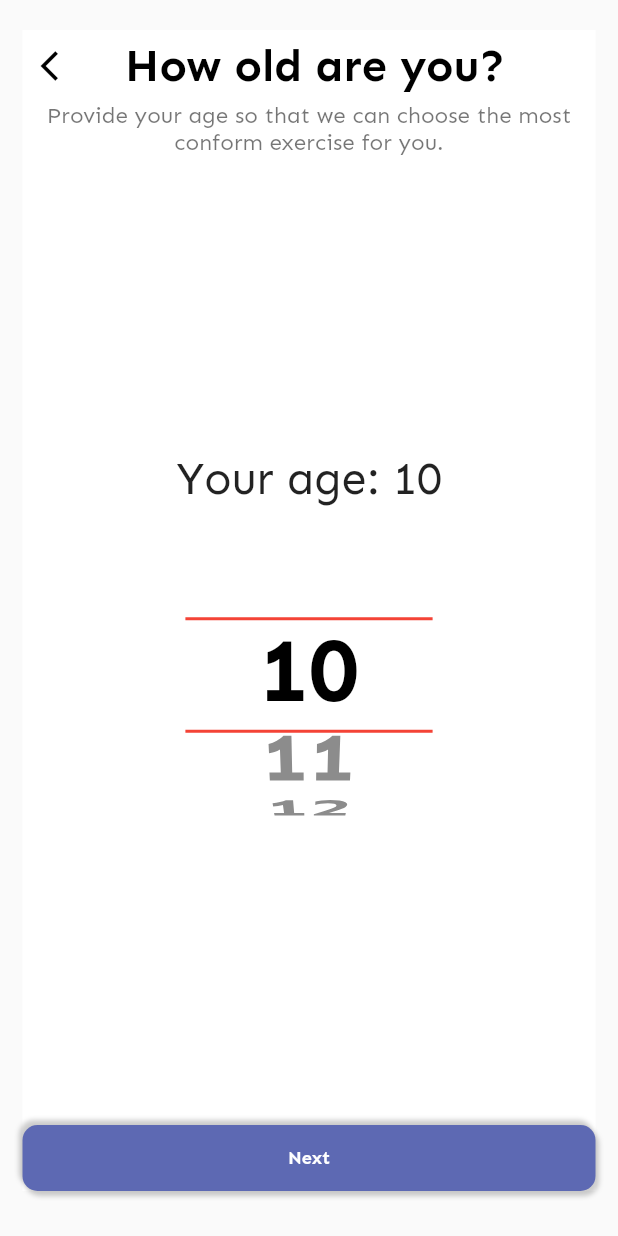
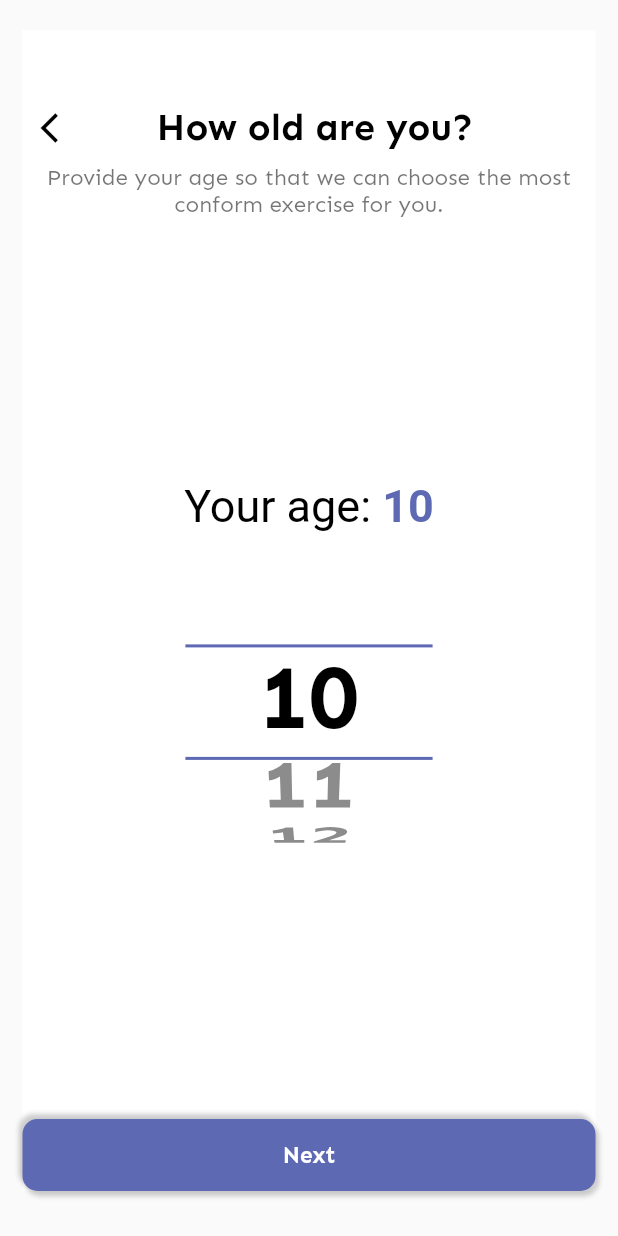
Before and after one commit to nguyenminhhung2011/GHealth, a Flutter app: the GetOldScreen screen opened by its route, on a phone screen of 412 x 824 dp. Run offline on Flutter 3.47's test engine with Material 2 defaults, Android fonts, the phone set to English and light mode, and no system bars; our stand-ins replace cloud_firestore, firebase_auth, firebase_core, firebase_storage, get; missing offline and left inert: dart:ffi; accounts and stored records are empty.

Commit message:
Fix Text and color all pages

```diff
--- a/lib/apps/global_widgets/buttonMain.dart
+++ b/lib/apps/global_widgets/buttonMain.dart
@@ -39,7 +39,7 @@ class ButtonDesign extends StatelessWidget {
           style: TextStyle(
             color: Colors.white,
             fontWeight: FontWeight.bold,
-            fontSize: 12,
+            fontSize: 15,
           ),
         ),
       ),
--- a/lib/apps/global_widgets/passwordField.dart
+++ b/lib/apps/global_widgets/passwordField.dart
@@ -26,16 +26,16 @@ class _PasswordFieldState extends State<PasswordField> {
       keyboardType: TextInputType.emailAddress,
       obscureText: checkShow,
       style: TextStyle(
-          color: Colors.black, fontSize: 10, fontWeight: FontWeight.bold),
+          color: Colors.black, fontSize: 15, fontWeight: FontWeight.bold),
       decoration: InputDecoration(
         labelStyle: TextStyle(
             color: AppColors.primaryColor, fontWeight: FontWeight.bold),
         labelText: widget.labelText,
         hintText: widget.hintText,
-        hintStyle: TextStyle(color: Colors.grey, fontSize: 10),
+        hintStyle: TextStyle(color: Colors.grey, fontSize: 15),
         contentPadding: const EdgeInsets.symmetric(
           horizontal: 20,
-          vertical: 10,
+          vertical: 15,
         ),
         enabledBorder: OutlineInputBorder(
           borderRadius: BorderRadius.circular(10),
--- a/lib/apps/global_widgets/texField.dart
+++ b/lib/apps/global_widgets/texField.dart
@@ -22,16 +22,16 @@ class TextFormFieldDesgin extends StatelessWidget {
       keyboardType: TextInputType.emailAddress,
       obscureText: false,
       style: TextStyle(
-          color: Colors.black, fontSize: 10, fontWeight: FontWeight.bold),
+          color: Colors.black, fontSize: 15, fontWeight: FontWeight.bold),
       decoration: InputDecoration(
         labelStyle: TextStyle(
             color: AppColors.primaryColor, fontWeight: FontWeight.bold),
         labelText: labelText,
         hintText: hintText,
-        hintStyle: TextStyle(color: Colors.grey, fontSize: 10),
+        hintStyle: TextStyle(color: Colors.grey, fontSize: 15),
         contentPadding: const EdgeInsets.symmetric(
           horizontal: 20,
-          vertical: 10,
+          vertical: 15,
         ),
         enabledBorder: OutlineInputBorder(
           borderRadius: BorderRadius.circular(10),
--- a/lib/apps/pages/LogInScreen/signUpScreen.dart
+++ b/lib/apps/pages/LogInScreen/signUpScreen.dart
@@ -112,7 +112,7 @@ class SignUpScreen extends StatelessWidget {
                           style: TextStyle(
                             color: Colors.white,
                             fontWeight: FontWeight.bold,
-                            fontSize: 10,
+                            fontSize: 15,
                           ),
                         ),
                       ),
--- a/lib/apps/pages/basic_info_screen/get_old_screen.dart
+++ b/lib/apps/pages/basic_info_screen/get_old_screen.dart
@@ -3,6 +3,7 @@ import 'package:flutter/material.dart';
 import '../../global_widgets/buttonMain.dart';
 import 'package:get/get.dart';
 import '../../routes/routeName.dart';
+import '../../template/misc/colors.dart';
 
 class GetOldScreen extends StatefulWidget {
   const GetOldScreen({Key? key}) : super(key: key);
@@ -29,6 +30,7 @@ class _GetOldScreenState extends State<GetOldScreen> {
         child: Column(
           crossAxisAlignment: CrossAxisAlignment.center,
           children: [
+            SizedBox(height: heightDevice / 20),
             Row(
               children: [
                 IconButton(
@@ -44,7 +46,10 @@ class _GetOldScreenState extends State<GetOldScreen> {
                     alignment: Alignment.center,
                     child: Text(
                       'How old are you?',
-                      style: Theme.of(context).textTheme.headline4,
+                      style: Theme.of(context)
+                          .textTheme
+                          .headline4!
+                          .copyWith(fontSize: 25),
                       textAlign: TextAlign.center,
                     ),
                   ),
@@ -62,12 +67,19 @@ class _GetOldScreenState extends State<GetOldScreen> {
                 children: [
                   Container(
                     margin: const EdgeInsets.only(bottom: 10),
-                    child: Text(
-                      'Your age: $age',
-                      style: const TextStyle(
-                          fontSize: 30,
-                          fontFamily: 'Sen',
-                          fontWeight: FontWeight.w400),
+                    child: Text.rich(
+                      TextSpan(
+                          style: Theme.of(context).textTheme.headline4,
+                          children: [
+                            TextSpan(
+                              text: 'Your age: ',
+                              style: TextStyle(fontWeight: FontWeight.w400),
+                            ),
+                            TextSpan(
+                              text: age.toString(),
+                              style: TextStyle(color: AppColors.primaryColor),
+                            ),
+                          ]),
                     ),
                   ),
                   SizedBox(
@@ -79,7 +91,7 @@ class _GetOldScreenState extends State<GetOldScreen> {
                           border: Border.symmetric(
                             horizontal: BorderSide(
                               width: 2,
-                              color: Colors.red,
+                              color: AppColors.primaryColor,
                             ),
                           ),
                         ),
--- a/lib/apps/pages/basic_info_screen/select_gender_screen.dart
+++ b/lib/apps/pages/basic_info_screen/select_gender_screen.dart
@@ -55,7 +55,7 @@ class _SelectGenderScreenState extends State<SelectGenderScreen> {
                       style: Theme.of(context)
                           .textTheme
                           .headline4!
-                          .copyWith(fontSize: 15),
+                          .copyWith(fontSize: 25),
                       textAlign: TextAlign.center,
                     ),
                   ),
@@ -64,9 +64,7 @@ class _SelectGenderScreenState extends State<SelectGenderScreen> {
             ),
             Text(
               'Provide your gender so that we can choose the most conform exercise for you. ',
-              style: Theme.of(context).textTheme.headline5!.copyWith(
-                    fontSize: 12,
-                  ),
+              style: Theme.of(context).textTheme.headline5,
               textAlign: TextAlign.center,
             ),
             Expanded(
```
Also changed, not shown: lib/apps/pages/LogInScreen/LogInScreen.dart (+6 -6 lines), lib/apps/pages/basic_info_screen/get_weight_screen.dart (+13 -4 lines), lib/apps/pages/basic_info_screen/select_duration_screen.dart (+3 -5 lines), lib/apps/pages/basic_info_screen/widgets/select_duration_button.dart (+4 -4 lines).
